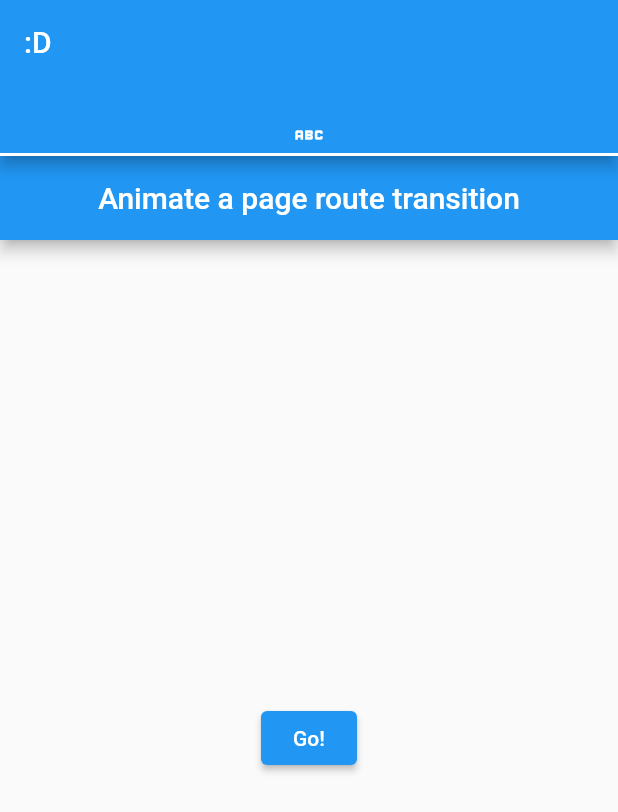
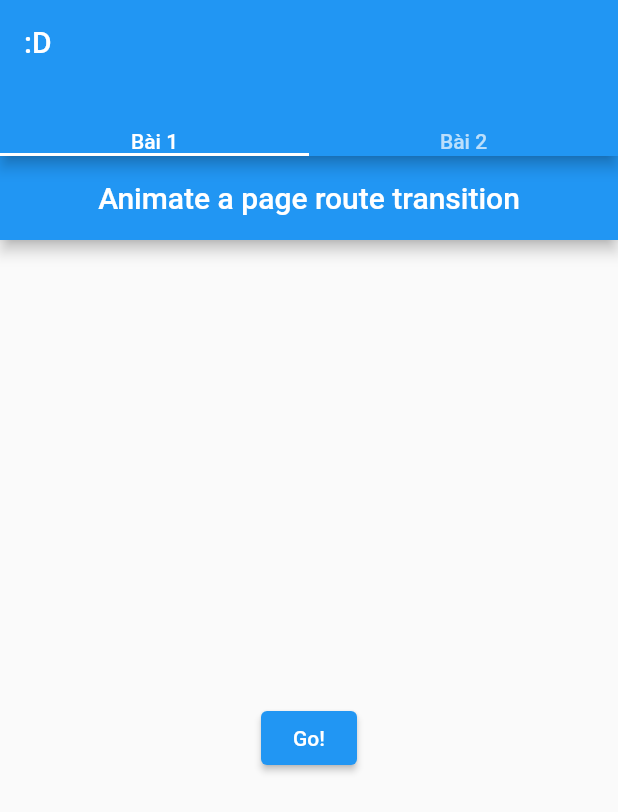
Before and after one commit to hoang3402/mobile, a Flutter app: the screen it shows after launch, on a phone screen of 412 x 824 dp. Shown: the top 812 px of the screen. Run offline on Flutter 3.47's test engine with Material 2 defaults, Android fonts, the phone set to English and light mode, and no system bars.

Commit message:
Done Bai2

```diff
--- a/lib/main.dart
+++ b/lib/main.dart
@@ -1,5 +1,6 @@
 import 'package:flutter/material.dart';
 import 'package:mobile/widget/bai1.dart';
+import 'package:mobile/widget/bai2.dart';
 
 void main() {
   runApp(const MyApp());
@@ -31,19 +32,21 @@ class _MyHomePageState extends State<MyHomePage> {
   Widget build(BuildContext context) {
     return SafeArea(
       child: DefaultTabController(
-        length: 1,
+        length: 2,
         child: Scaffold(
           appBar: AppBar(
             title: Text(title),
             bottom: const TabBar(
               tabs: [
-                Icon(Icons.abc),
+                Text('Bài 1'),
+                Text('Bài 2'),
               ],
             ),
           ),
           body: const TabBarView(
             children: [
               Bai1(),
+              Bai2(),
             ],
           ),
         ),
```
Also changed, not shown: lib/widget/bai2.dart (added, +44 -0 lines).
